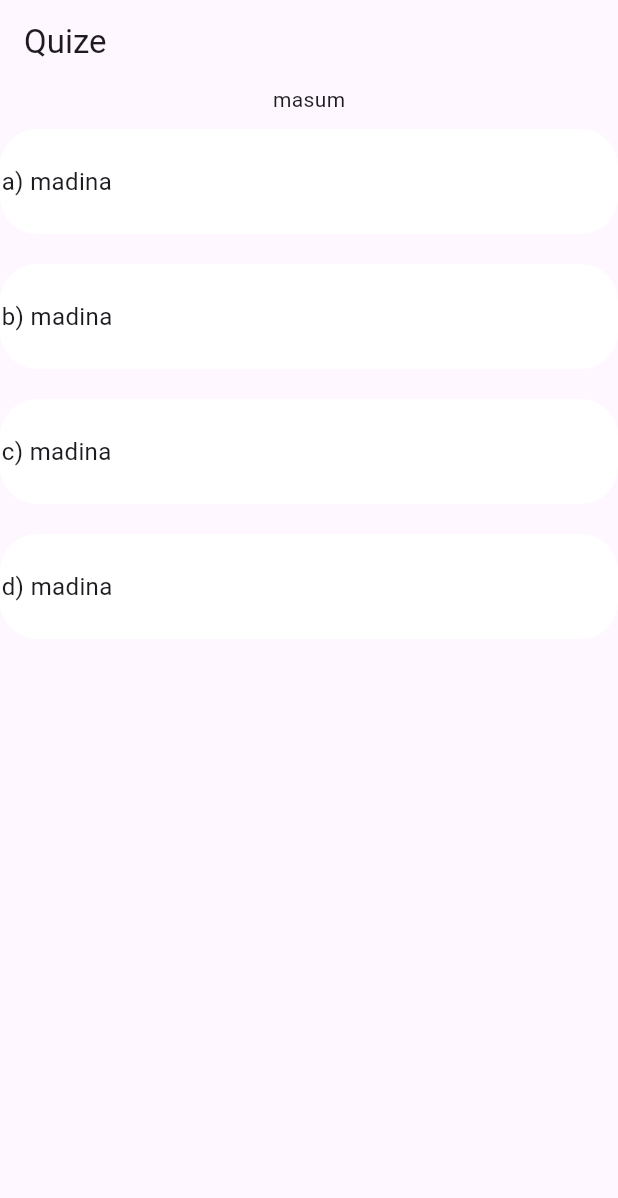
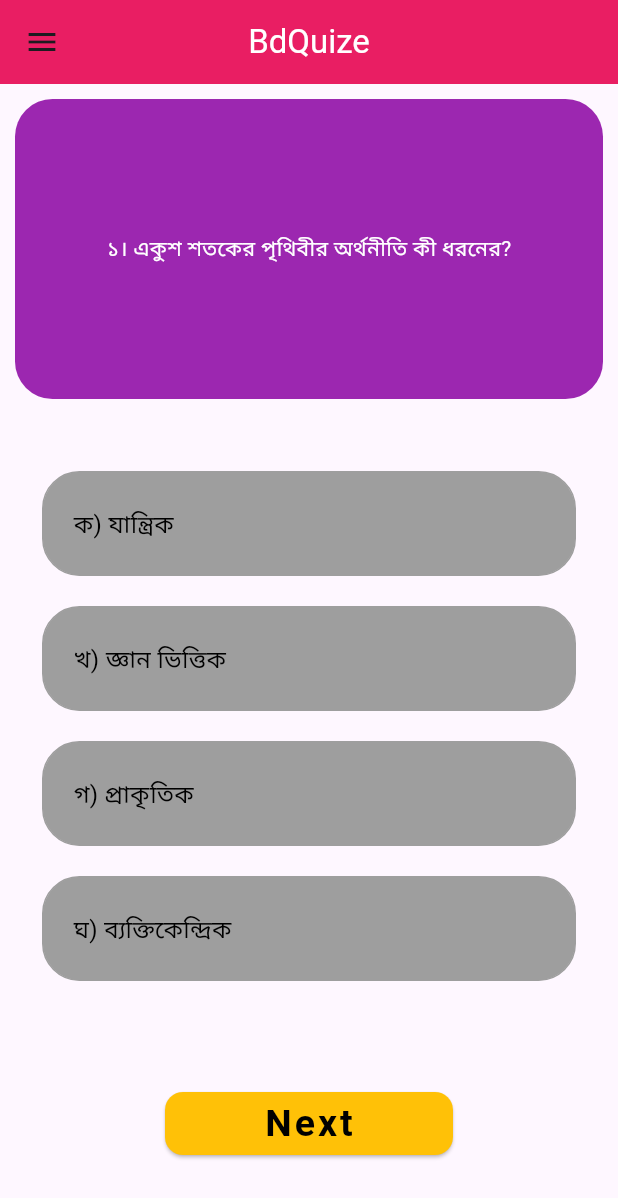
Before and after one commit to sagorahamed1/Quiz-App-Simple, a Flutter app: the screen it shows after launch, on a phone screen of 412 x 824 dp. Shown: the top 1198 px of the screen. Run offline on Flutter 3.47's test engine with Material 3 defaults, Android fonts, the light colour scheme and no system bars; our stand-ins replace get.

Commit message:
lots of changes

```diff
--- /dev/null
+++ b/lib/controller/question_controller.dart
@@ -0,0 +1,92 @@
+
+import '../model/question_model.dart';
+
+List<QuestionModel> questions = [
+  QuestionModel(
+    question: '১। একুশ শতকের পৃথিবীর অর্থনীতি কী ধরনের?',
+    correctAnswerIndex: 1,
+    options: [
+      'ক) যান্ত্রিক',
+      'খ) জ্ঞান ভিত্তিক',
+      'গ) প্রাকৃতিক',
+      'ঘ) ব্যক্তিকেন্দ্রিক',
+    ],
+  ),
+  QuestionModel(
+    question: '২। চার্লস ব্যাবেজকে কী বলা হয়?',
+    correctAnswerIndex: 0,
+    options: [
+      'ক) কম্পিউটারের জনক',
+      'খ) রোবটের জনক',
+      'গ) মাইক্রোইলেকট্রনিক্সের জনক',
+      'ঘ) সৃজনশীলতার জনক',
+    ],
+  ),
+  QuestionModel(
+    question: '৩। প্রোগ্রামিং ধারণার প্রবর্তক কে?',
+    correctAnswerIndex: 1,
+    options: [
+      'ক) চার্লস ব্যাবেজ',
+      'খ) অ্যাডা লাভলেস',
+      'গ) বিজ্ঞানী মার্কনী',
+      'ঘ) জগদীশ চন্দ্র বসু',
+    ],
+  ),
+  QuestionModel(
+    question: '৪। বিজ্ঞানী আইনস্টাইন কত সালে জন্মগ্রহণ করেন? ',
+    correctAnswerIndex: 0,
+    options: [
+      'ক) ১৮৭৯ সালে',
+      'খ) ১৮৮০ সালে',
+      'গ) ১৮৮১ সালে',
+    ],
+  ),
+  QuestionModel(
+    question: '৫। IBM এর পূর্ণ নাম কী?',
+    correctAnswerIndex: 3,
+    options: [
+      'ক) Internet Business Machine',
+      'খ) Internal Business Machine',
+      'গ) Information Business Machine',
+      'ঘ) International Business Machine',
+    ],
+  ),
+  QuestionModel(
+    question: '৬। মাইক্রোপ্রসেসর আবিষ্কার হয় কত সালে?',
+    correctAnswerIndex: 1,
+    options: [
+      'ক) ১৯৬১ সালে',
+      'খ) ১৯৭১ সালে',
+      'গ) ১৯৮১ সালে',
+      'ঘ) ১৯৮৫ সাল',
+    ],
+  ),
+  QuestionModel(
+    question: '৭। IP  এর পূর্ণ নাম কী?',
+    correctAnswerIndex: 0,
+    options: [
+      'ক) Internet Protocol',
+      'খ) Internal Protocol',
+      'গ) Information Protocol',
+      'ঘ) International Protocol',
+    ],
+  ),
+  QuestionModel(
+    question: '৮। DVD-ROM এর পূর্ণ নাম কী? ',
+    correctAnswerIndex: 2,
+    options: [
+      'ক) Digital Video Disc Read Only Memory',
+      'খ) Digital Voice Disc Read Only Memory',
+      'গ) Digital Versatile Disc Read Only Memory',
+      'ঘ) Digital Versatile Drum Read Only Memory',
+    ],
+  ),
+  QuestionModel(
+    question: '৯। CD-ROM এর পূর্ণ নাম কী?',
+    correctAnswerIndex: 1,
+    options: [
+      'ক) Complete Disc Read Only Memory',
+      'খ) Compact Disc Read Only Memory',
+    ],
+  ),
+];
--- a/lib/main.dart
+++ b/lib/main.dart
@@ -1,22 +1,18 @@
-import 'package:flutter/cupertino.dart';
 import 'package:flutter/material.dart';
-import 'package:quize/view/screen/fl_chart.dart';
-
-import 'view/screen/pie_chart.dart';
-import 'view/screen/quize_screen.dart';
+import 'package:get/get.dart';
 import 'view/screen/splash_screen.dart';
 
 void main (){
-  runApp(MyApp());
+  runApp(const MyApp());
 }
 class MyApp extends StatelessWidget {
   const MyApp({super.key});
 
   @override
   Widget build(BuildContext context) {
-    return MaterialApp(
+    return  const GetMaterialApp(
       debugShowCheckedModeBanner: false,
-      home:QuizeScreen(),
+      home:SplashScreen(),
     );
   }
 }
--- a/lib/model/question.dart
+++ /dev/null
@@ -1,64 +0,0 @@
-class QuestionList {
-  final String question;
-  final int correctAnswerIndex;
-
-  final List<String> options;
-
-  QuestionList(
-      {required this.question,
-      required this.options,
-      required this.correctAnswerIndex});
-}
-
-List<QuestionList> questions = [
-  QuestionList(
-    question: 'masum',
-    correctAnswerIndex: 1,
-    options: [
-      'a) madina',
-      'b) madina',
-      'c) madina',
-      'd) madina',
-    ],
-  ),
-  QuestionList(
-    question: 'question',
-    correctAnswerIndex: 1,
-    options: [
-      'a) madina',
-      'b) madina',
-      'c) madina',
-      'd) madina',
-    ],
-  ),
-  QuestionList(
-    question: 'question',
-    correctAnswerIndex: 1,
-    options: [
-      'a) madina',
-      'b) madina',
-      'c) madina',
-      'd) madina',
-    ],
-  ),
-  QuestionList(
-    question: 'question',
-    correctAnswerIndex: 1,
-    options: [
-      'a) madina',
-      'b) madina',
-      'c) madina',
-      'd) madina',
-    ],
-  ),
-  QuestionList(
-    question: 'question',
-    correctAnswerIndex: 1,
-    options: [
-      'a) madina',
-      'b) madina',
-      'c) madina',
-      'd) madina',
-    ],
-  ),
-];
--- a/lib/utils/color.dart
+++ b/lib/utils/color.dart
@@ -1,6 +1,6 @@
 import 'dart:ui';
 
-class MyColors {
+class AppColors {
   static const Color myBlack =  Color(0x8A000000);
   static const Color myWhite =  Color(0xFFFFFFFF);
   static const Color myGray =  Color(0xFF808080);
--- a/lib/view/screen/quize_screen.dart
+++ b/lib/view/screen/quize_screen.dart
@@ -1,7 +1,9 @@
 import 'package:flutter/material.dart';
-import 'package:quize/model/question.dart';
+import 'package:quize/view/screen/result_screen.dart';
 
+import '../../controller/question_controller.dart';
 import '../widgets/answer_card.dart';
+import '../widgets/next_button.dart';
 
 class QuizeScreen extends StatefulWidget {
   const QuizeScreen({super.key});
@@ -12,50 +14,95 @@ class QuizeScreen extends StatefulWidget {
 
 class _QuizeScreenState extends State<QuizeScreen> {
   int? selectedAnswer;
-  int questionIndex =0;
-  int score =0;
+  int questionIndex = 0;
+  int score = 0;
 
-
-  void pickAnswer (int value){
+  void pickAnswer(int value) {
     setState(() {
-      selectedAnswer=value;
+      selectedAnswer = value;
       final question = questions[questionIndex];
 
-      bool isLastQuestion = questionIndex ==questions.length-1;
-      if(selectedAnswer == question.correctAnswerIndex){
-        score ++;
+      if (selectedAnswer == question.correctAnswerIndex) {
+        score++;
+      }
+    });
+  }
+
+  void goToNextQuestion() {
+    setState(() {
+      if (questionIndex < questions.length - 1) {
+        questionIndex++;
+        selectedAnswer = null;
       }
     });
   }
 
   @override
   Widget build(BuildContext context) {
-    final question = questions[0];
+    final question = questions[questionIndex];
+    bool isLastQuestion = questionIndex == questions.length - 1;
+
     return Scaffold(
-      appBar: AppBar(title: Text('Quize'),),
+      appBar: AppBar(
+        leading: Icon(Icons.menu),
+        title: Text(
+          'BdQuize',
+          style: TextStyle(color: Colors.white),
+        ),
+        centerTitle: true,
+        backgroundColor: Colors.pink,
+      ),
       body: Column(
         children: [
-          Text(question.question),
-          ListView.builder(
+          Container(
+              margin: EdgeInsets.all(10),
+              height: 200,
+              width: double.infinity,
+              decoration: BoxDecoration(
+                color: Colors.purple,
+                borderRadius: BorderRadius.circular(25),
+              ),
+              child: Center(
+                  child: Text(
+                question.question,
+                style: TextStyle(color: Colors.white),
+              ))),
+          Container(
+            margin: EdgeInsets.all(20),
+            height: 400,
+
+            child: Padding(
+              padding: const EdgeInsets.all(8.0),
+              child: ListView.builder(
                   shrinkWrap: true,
                   itemCount: question.options.length,
-              itemBuilder: (context,index){
+                  itemBuilder: (context, index) {
                     return GestureDetector(
                       onTap: selectedAnswer == null
                           ? () => pickAnswer(index)
-                    :null,
+                          : null,
                       child: AnswerCard(
-                    currentIndex:index,
+                          currentIndex: index,
                           question: question.options[index],
-                    isSelected:selectedAnswer ==index,
-                    selectedAnswer:selectedAnswer,
-                    correctAnswerIndex:question.correctAnswerIndex
+                          isSelected: selectedAnswer == index,
+                          selectedAnswer: selectedAnswer,
+                          correctAnswerIndex: question.correctAnswerIndex),
+                    );
+                  }),
             ),
-                );
-              }
-
+          ),
+          isLastQuestion
+              ? RactangularButton(
+                  onPresed: () {
+                    Navigator.of(context).pushReplacement(MaterialPageRoute(
+                        builder: (_) => ResultScreen(score: score)));
+                  },
+                  label: 'Finish',
                 )
-
+              : RactangularButton(
+                  onPresed: selectedAnswer != null ? goToNextQuestion : null,
+                  label: 'Next',
+                )
         ],
       ),
     );
--- a/lib/view/widgets/answer_card.dart
+++ b/lib/view/widgets/answer_card.dart
@@ -1,4 +1,7 @@
 import 'package:flutter/material.dart';
+
+import '../../utils/color.dart';
+import 'right_and_rong_Icon.dart';
 
 class AnswerCard extends StatelessWidget {
   final String question;
@@ -28,23 +31,26 @@ class AnswerCard extends StatelessWidget {
         height: 70,
         padding: EdgeInsets.all(16),
         decoration: BoxDecoration(
-          color: Colors.white,
+          color: Colors.grey,
           borderRadius: BorderRadius.circular(25),
           border: Border.all(
             width: 2,
             color: isCorrectAnswer
-                ? Colors.green
+                ? AppColors.myGreen
                 : isWrongAnswer
-                ? Colors.red
-                : Colors.white,
+                ? AppColors.myRed
+                : AppColors.myGray,
           ),
         ),
             child:  Row(
               children: [
                 Expanded(
-                  child: Text(
-                    question,
-                    style: TextStyle(fontSize: 16),
+                  child: Padding(
+                    padding: const EdgeInsets.all(8.0),
+                    child: Text(
+                      question,
+                      style: TextStyle(fontSize: 16,color: Colors.black),
+                    ),
                   ),
                 ),
                 SizedBox(
@@ -61,16 +67,19 @@ class AnswerCard extends StatelessWidget {
           : Container(
         height: 70,
               decoration: BoxDecoration(
-                color: Colors.white,
+                color: Colors.grey,
                 borderRadius: BorderRadius.circular(25),
-                border: Border.all(color: Colors.white)
+                border: Border.all(color: Colors.grey)
               ),
               child:  Row(
                 children: [
                   Expanded(
-                    child: Text(
-                      question,
-                      style: TextStyle(fontSize: 16),
+                    child: Padding(
+                      padding: const EdgeInsets.all(20.0),
+                      child: Text(
+                        question,
+                        style: TextStyle(fontSize: 16,color: Colors.black),
+                      ),
                     ),
                   ),
                   SizedBox(
@@ -82,22 +91,3 @@ class AnswerCard extends StatelessWidget {
     ); // You might want to return an empty container or null for unselected state
   }
 }
-
-
-Widget buildCorrectIcon()=> CircleAvatar(
-  radius: 15,
-  backgroundColor: Colors.green,
-  child: Icon(
-    Icons.check,
-    color: Colors.white,
-  ),
-);
-
-Widget buildWrongIcon()=> CircleAvatar(
-  radius: 15,
-  backgroundColor: Colors.green,
-  child: Icon(
-    Icons.close,
-    color: Colors.red,
-  ),
-);
--- a/lib/view/widgets/next_button.dart
+++ b/lib/view/widgets/next_button.dart
@@ -0,0 +1,33 @@
+import 'package:flutter/material.dart';
+
+class RactangularButton extends StatelessWidget {
+  final VoidCallback? onPresed;
+  final String label;
+
+  const RactangularButton(
+      {
+        super.key,
+        required this.onPresed,
+        required this.label
+      });
+
+
+
+  @override
+  Widget build(BuildContext context) {
+    return TextButton(
+        onPressed: onPresed,
+        child: SizedBox(
+          height: 50,
+          width: 200,
+          child: Card(
+            color: onPresed != null ? Colors.orange : Colors.amber,
+            child: Center(
+              child: Text(label,style: TextStyle(letterSpacing: 2,fontSize: 25,fontWeight: FontWeight.bold,color: Colors.black),),
+            ),
+          ),
+        )
+
+    );
+  }
+}
```
Also changed, not shown: lib/model/question_model.dart (added, +11 -0 lines), lib/view/screen/fl_chart.dart (deleted, +0 -40 lines), lib/view/screen/result_screen.dart (added, +70 -0 lines), lib/view/screen/splash_screen.dart (+6 -8 lines), lib/view/widgets/right_and_rong_Icon.dart (added, +20 -0 lines), others/fl_chart.dart (added, +40 -0 lines), lib/utils/styles.dart (deleted), others/pie_chart.dart (renamed from lib/view/screen/pie_chart.dart), pubspec.lock. Lines whose indentation alone changed are shown as unchanged.
